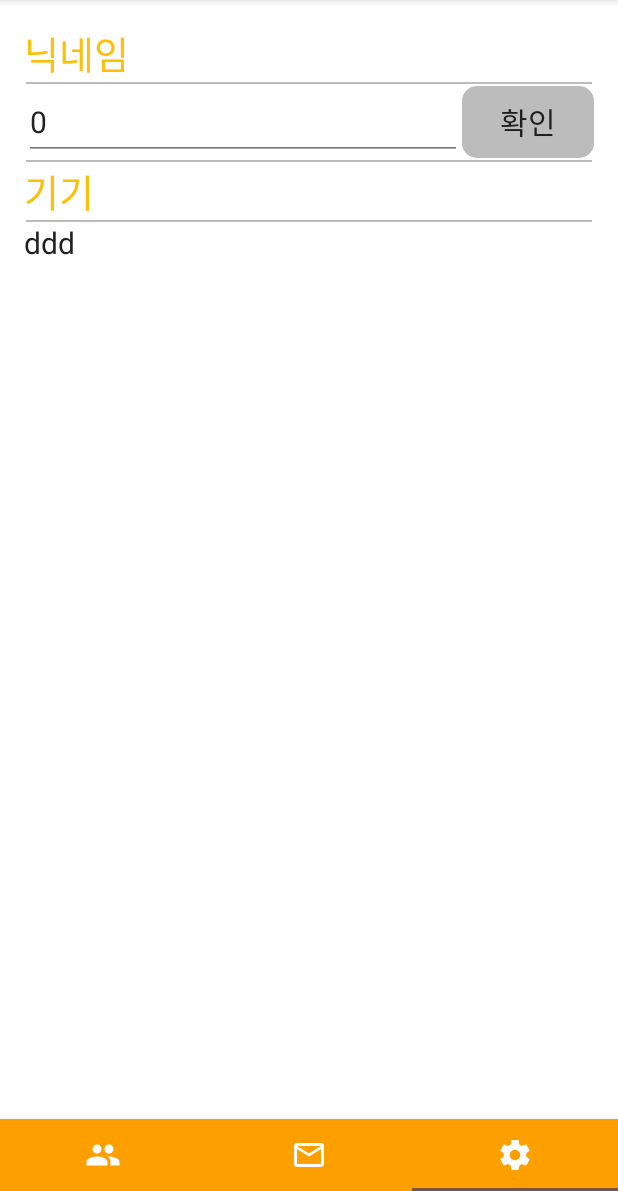
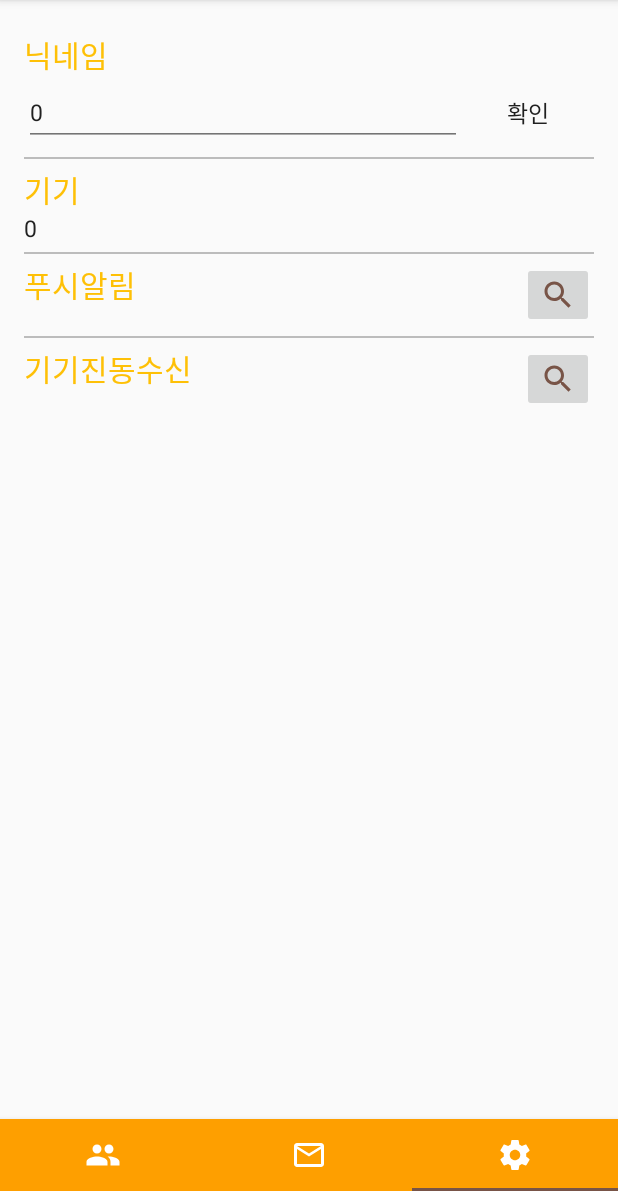
Before and after one commit to jungwon7769/HeartBeat, an Android app: the FriendListFragment screen opened directly, with no data from a screen before it, item 3 of the bottom bar chosen, on a phone screen of 412 x 824 dp, the part 45-1236 px from its top. Run offline under Robolectric (Android 15) with nearby library versions, the phone set to English and light mode, and no system bars.

Commit message:
또중간저장 설정화면바꿈

```diff
--- a/HeartBeat_App/HeartBeat/app/src/main/java/comjungwon7769heartbeat/github/heartbeat/BTSignalThread.java
+++ b/HeartBeat_App/HeartBeat/app/src/main/java/comjungwon7769heartbeat/github/heartbeat/BTSignalThread.java
@@ -20,15 +20,15 @@ public class BTSignalThread implements Runnable {
 
 	@Override
 	public void run() {
+		SharedPreferences preference = mContext.getSharedPreferences("user_info", Activity.MODE_PRIVATE);
 		int count;
-		btComu = new BlueToothCommunication(this.btHandler);
+		btComu = new BlueToothCommunication(preference.getString("btName",""), this.btHandler);
 		btComu.setUseMode(btComu.CODE_RECEIVE);
 
 		while(true) {
 			count = 10;
 			if(btSignalReceive()) {  //if Receive Bluetooth Signal
 				//Bzz Friend ID Load From PreferenceData
-				SharedPreferences preference = mContext.getSharedPreferences("user_info", Activity.MODE_PRIVATE);
 				String bzz_id = preference.getString("bzz_id", null);
 				if(bzz_id != null) {         //Trans To Server
 					while(count > 0) {          //10번까지 시도
--- a/HeartBeat_App/HeartBeat/app/src/main/java/comjungwon7769heartbeat/github/heartbeat/BlueToothHandler.java
+++ b/HeartBeat_App/HeartBeat/app/src/main/java/comjungwon7769heartbeat/github/heartbeat/BlueToothHandler.java
@@ -23,16 +23,16 @@ public class BlueToothHandler extends Handler{
         if(mContext == null) return;
         switch(msg.what) {
             case BlueToothCommunication.CONNECT_FAILD:
-                Toast.makeText(mContext, "FAILD", Toast.LENGTH_SHORT).show();
+                Toast.makeText(mContext, mContext.getText(R.string.bt_notConnect), Toast.LENGTH_SHORT).show();
                 break;
             case BlueToothCommunication.CONNECT_NOT_ENABLE:
-                Toast.makeText(mContext, "NOT ENABLED", Toast.LENGTH_SHORT).show();
+                Toast.makeText(mContext, mContext.getText(R.string.bt_notEnable), Toast.LENGTH_SHORT).show();
                 break;
             case BlueToothCommunication.CONNECT_NOT_SUPPORT:
                 Toast.makeText(mContext, mContext.getText(R.string.bt_notSupport), Toast.LENGTH_SHORT).show();
                 break;
             case BlueToothCommunication.CONNECT_SUCCESS:
-                Toast.makeText(mContext, "CONNECT SUCCES", Toast.LENGTH_SHORT).show();
+                //Toast.makeText(mContext, "CONNECT SUCCES", Toast.LENGTH_SHORT).show();
                 break;
         }
     }
--- a/HeartBeat_App/HeartBeat/app/src/main/java/comjungwon7769heartbeat/github/heartbeat/Constants.java
+++ b/HeartBeat_App/HeartBeat/app/src/main/java/comjungwon7769heartbeat/github/heartbeat/Constants.java
@@ -4,14 +4,17 @@ package comjungwon7769heartbeat.github.heartbeat;
  * Created by AH on 2017-05-02.
  */
 public class Constants {
-	public static final String deviceName = "BK8000L";
+	public static final String defaultDeviceName = "BK8000L";
 
 	public static final int maxString = 16;
 	public static final int minString = 4;
 
-	public static final int friendLoad_Interval = 300000;    //millsec -> 5min 300000
-	public static final int RequestMsg_Interval = 5000;
+	public static final int friendLoad_Interval = 10000;    //millsec -> 5min 300000
+	public static final int RequestMsg_Interval = 10000;
 
+	//설정
+	public static final boolean set_btBzz_ok = true, set_btBzz_no = false;
+	public static final int set_push_no = 0, set_push_sound = 1, set_push_bzz = 2, set_push_both = 3;
 
 	/*
 	PopupActivity 의 Type 정의
--- a/HeartBeat_App/HeartBeat/app/src/main/java/comjungwon7769heartbeat/github/heartbeat/FriendListFragment.java
+++ b/HeartBeat_App/HeartBeat/app/src/main/java/comjungwon7769heartbeat/github/heartbeat/FriendListFragment.java
@@ -17,6 +17,7 @@ import android.widget.EditText;
 import android.widget.ImageView;
 import android.widget.ListView;
 import android.widget.TextView;
+import android.widget.Toast;
 
 import java.util.ArrayList;
 import java.util.HashMap;
@@ -53,7 +54,7 @@ public class FriendListFragment extends Fragment {
 		//if 저장한지 오래된경우 FriendList_Load 호출(서버에서 친구목록 가져옴)
 		if((System.currentTimeMillis() - saveTime) > Constants.friendLoad_Interval) {
 
-			//FriendList_Load();
+			FriendList_Load();
 		}
 
 		//App Database 에서 친구목록 가져오기
@@ -137,7 +138,7 @@ public class FriendListFragment extends Fragment {
 		displayUserInfo();
 
 		//FrinedList_Load 호출(Server)
-		//FriendList_Load();
+		FriendList_Load();
 
 		FriendDAO friendDAO = new FriendDAO(getActivity().getApplicationContext(), FriendDAO.DataBase_name, null, 1);
 		friend_list = friendDAO.listFriend();
@@ -160,7 +161,7 @@ public class FriendListFragment extends Fragment {
 		}
 		HashMap<String, FriendDTO> f_list = (HashMap<String, FriendDTO>) sc.final_data;
 		if(f_list == null) {//친구없음
-			//Toast.makeText(getActivity().getApplicationContext(), "불러올 친구목록이 없습니다.", Toast.LENGTH_SHORT).show();
+			Toast.makeText(getActivity().getApplicationContext(), "불러올 친구목록이 없습니다.", Toast.LENGTH_SHORT).show();
 		} else {
 			//친구 1명이상
 			FriendDAO friendDAO = new FriendDAO(getActivity().getApplicationContext(), FriendDAO.DataBase_name, null, 1);
--- a/HeartBeat_App/HeartBeat/app/src/main/java/comjungwon7769heartbeat/github/heartbeat/LoginActivity.java
+++ b/HeartBeat_App/HeartBeat/app/src/main/java/comjungwon7769heartbeat/github/heartbeat/LoginActivity.java
@@ -46,6 +46,9 @@ public class LoginActivity extends AppCompatActivity {
 					editor.putInt("my_mode", dto.getMmode());
 					editor.putString("bzz_id", "");
 					editor.putLong("friend_time", 0);
+					editor.putString("btName", Constants.defaultDeviceName);
+					editor.putBoolean("set_btBzz", Constants.set_btBzz_ok);
+					editor.putInt("set_push", Constants.set_push_both);
 					editor.commit();
 
 
--- a/HeartBeat_App/HeartBeat/app/src/main/java/comjungwon7769heartbeat/github/heartbeat/MainActivity.java
+++ b/HeartBeat_App/HeartBeat/app/src/main/java/comjungwon7769heartbeat/github/heartbeat/MainActivity.java
@@ -21,6 +21,9 @@ public class MainActivity extends AppCompatActivity {
 		setContentView(R.layout.activity_main);
 
 		mainContext = this;
+		tab_frList = new FriendListFragment();
+		tab_msgFlagList = new AlaramListFragment();
+		tab_setting = new SettingFragment();
 
 		TabLayout tabLayout = (TabLayout) findViewById(R.id.main_tab);
 		tabLayout.addTab(tabLayout.newTab().setIcon(R.drawable.ic_group_white_50dp));
@@ -53,7 +56,7 @@ public class MainActivity extends AppCompatActivity {
 	}
 
 	public void frListRefresh(){
-		this.tab_frList.dataRefresh();
+//		this.tab_frList.dataRefresh();
 	}
 
 	public class PagerAdapter extends FragmentStatePagerAdapter {
@@ -68,13 +71,10 @@ public class MainActivity extends AppCompatActivity {
 		public Fragment getItem(int position) {
 			switch(position) {
 				case 0:
-					tab_frList = new FriendListFragment();
 					return tab_frList;
 				case 1:
-					tab_msgFlagList = new AlaramListFragment();
 					return tab_msgFlagList;
 				case 2:
-					tab_setting = new SettingFragment();
 					return tab_setting;
 			}
 			return null;
--- a/HeartBeat_App/HeartBeat/app/src/main/java/comjungwon7769heartbeat/github/heartbeat/PopupActivity.java
+++ b/HeartBeat_App/HeartBeat/app/src/main/java/comjungwon7769heartbeat/github/heartbeat/PopupActivity.java
@@ -1,7 +1,9 @@
 package comjungwon7769heartbeat.github.heartbeat;
 
+import android.app.Activity;
 import android.content.Context;
 import android.content.Intent;
+import android.content.SharedPreferences;
 import android.graphics.Color;
 import android.media.MediaPlayer;
 import android.media.MediaRecorder;
@@ -412,7 +414,8 @@ public class PopupActivity extends AppCompatActivity {
 			public void onClick(View v) {
 				//NotComplete
 				//Bluetooth Comu
-				BlueToothCommunication btComu = new BlueToothCommunication(((PopupActivity)getParent()).btHandler);
+				SharedPreferences preference = getSharedPreferences("user_info", Activity.MODE_PRIVATE);
+				BlueToothCommunication btComu = new BlueToothCommunication(preference.getString("btName",""), ((PopupActivity)getParent()).btHandler);
 				btComu.setUseMode(btComu.CODE_EMOTION);
 				btComu.setData(mode);
 				Thread thread = new Thread(btComu);
--- a/HeartBeat_App/HeartBeat/app/src/main/java/comjungwon7769heartbeat/github/heartbeat/ServerCommunication.java
+++ b/HeartBeat_App/HeartBeat/app/src/main/java/comjungwon7769heartbeat/github/heartbeat/ServerCommunication.java
@@ -22,7 +22,7 @@ import java.util.HashMap;
  */
 public class ServerCommunication extends Thread{
 
-	private final String sv_URL =  "192.168.43.156";//내 아이피주소!
+	private final String sv_URL =  "1.236.102.161";//내 아이피주소!
 	private final int sv_PORT = 1200;
 	public String file_name = null;
 	//private File sound;
--- a/HeartBeat_App/HeartBeat/app/src/main/res/drawable/divider.xml
+++ b/HeartBeat_App/HeartBeat/app/src/main/res/drawable/divider.xml
@@ -1,5 +1,7 @@
 <?xml version="1.0" encoding="utf-8"?>
-    <shape xmlns:android="http://schemas.android.com/apk/res/android">
-        <size android:width="1dp" android:height="1dp"></size>
-        <solid android:color="@color/colorDivider"/>
-    </shape>
+<shape xmlns:android="http://schemas.android.com/apk/res/android">
+    <size
+        android:width="1dip"
+        android:height="1dip"></size>
+    <solid android:color="@color/colorDivider"/>
+</shape>
--- a/HeartBeat_App/HeartBeat/app/src/main/res/layout/fragment_setting.xml
+++ b/HeartBeat_App/HeartBeat/app/src/main/res/layout/fragment_setting.xml
@@ -16,10 +16,16 @@
     <LinearLayout
         android:layout_width="match_parent"
         android:layout_height="match_parent"
+        android:divider="@drawable/divider"
         android:orientation="vertical"
-        android:dividerPadding="1dp"
-        android:divider="@drawable/divider"
         android:showDividers="middle">
+
+        <LinearLayout
+            android:layout_width="match_parent"
+            android:layout_height="wrap_content"
+            android:paddingTop="@dimen/margin_layout"
+            android:paddingBottom="@dimen/margin_layout"
+            android:orientation="vertical">
 
             <TextView
                 android:id="@+id/setting_titleNick"
@@ -28,7 +34,7 @@
                 android:layout_gravity="center_horizontal"
                 android:text="@string/nickname"
                 android:textColor="@color/colorPrimary"
-            android:textSize="@dimen/textSize_regular"/>
+                android:textSize="@dimen/textSize_mini"/>
 
             <LinearLayout
                 android:id="@+id/setting_layout_nick"
@@ -37,7 +43,6 @@
                 android:gravity="center_vertical"
                 android:orientation="horizontal">
 
-
                 <EditText
                     android:id="@+id/setting_txtNick"
                     android:layout_width="wrap_content"
@@ -45,38 +50,95 @@
                     android:layout_weight="1"
                     android:hint="@string/input_nick"
                     android:textColor="@color/colorPrimaryText"
-                android:textSize="@dimen/textSize_mini"/>
+                    android:textSize="@dimen/textSize_xmini"/>
 
 
                 <Button
                     android:id="@+id/setting_btnNickOK"
                     android:layout_width="wrap_content"
                     android:layout_height="wrap_content"
-                android:background="@drawable/selector_button"
+                    android:background="#00000000"
                     android:enabled="false"
                     android:text="@string/ok"
-                android:textSize="@dimen/textSize_mini"/>
+                    android:textSize="@dimen/textSize_xmini"/>
 
             </LinearLayout>
+        </LinearLayout>
 
+        <LinearLayout
+            android:layout_width="match_parent"
+            android:layout_height="wrap_content"
+            android:paddingTop="@dimen/margin_layout"
+            android:paddingBottom="@dimen/margin_layout"
+            android:orientation="vertical">
 
             <TextView
                 android:id="@+id/setting_titleBT"
                 android:layout_width="match_parent"
                 android:layout_height="wrap_content"
                 android:layout_gravity="center_horizontal"
-            android:text="기기"
+                android:text="@string/setting_btName"
                 android:textColor="@color/colorPrimary"
-            android:textSize="@dimen/textSize_regular"/>
+                android:textSize="@dimen/textSize_mini"/>
 
             <TextView
                 android:id="@+id/setting_ViewBT"
                 android:layout_width="wrap_content"
                 android:layout_height="wrap_content"
                 android:layout_weight="1"
-            android:text="ddd"
                 android:textColor="@color/colorPrimaryText"
+                android:textSize="@dimen/textSize_xmini"/>
+
+        </LinearLayout>
+
+        <RelativeLayout
+            android:layout_width="match_parent"
+            android:layout_height="wrap_content"
+            android:paddingTop="@dimen/margin_layout"
+            android:paddingBottom="@dimen/margin_layout"
+            android:gravity="center_vertical"
+            android:orientation="horizontal">
+
+            <TextView
+                android:id="@+id/setting_titlePush"
+                android:layout_width="wrap_content"
+                android:layout_height="wrap_content"
+                android:layout_alignParentLeft="true"
+                android:text="@string/setting_select_push"
+                android:textColor="@color/colorPrimary"
                 android:textSize="@dimen/textSize_mini"/>
 
+            <ImageButton
+                android:layout_width="wrap_content"
+                android:layout_height="wrap_content"
+                android:layout_alignParentRight="true"
+                android:src="@drawable/ic_search_accent_24dp"/>
+
+        </RelativeLayout>
+
+        <RelativeLayout
+            android:layout_width="match_parent"
+            android:layout_height="wrap_content"
+            android:paddingTop="@dimen/margin_layout"
+            android:paddingBottom="@dimen/margin_layout"
+            android:gravity="center_vertical"
+            android:orientation="horizontal">
+
+            <TextView
+                android:id="@+id/setting_titleBTbzz"
+                android:layout_width="wrap_content"
+                android:layout_height="wrap_content"
+                android:layout_alignParentLeft="true"
+                android:text="@string/setting_select_BTbzz"
+                android:textColor="@color/colorPrimary"
+                android:textSize="@dimen/textSize_mini"/>
+
+            <ImageButton
+                android:layout_width="wrap_content"
+                android:layout_height="wrap_content"
+                android:layout_alignParentRight="true"
+                android:src="@drawable/ic_search_accent_24dp"/>
+
+        </RelativeLayout>
     </LinearLayout>
 </RelativeLayout>
--- a/HeartBeat_App/HeartBeat/app/src/main/res/values/dimens.xml
+++ b/HeartBeat_App/HeartBeat/app/src/main/res/values/dimens.xml
@@ -15,6 +15,7 @@
     <dimen name="text_margin">16dp</dimen>
     <dimen name="appbar_padding_top">8dp</dimen>
 
+    <dimen name="margin_layout">5dp</dimen>
     <dimen name="padding_text">20dp</dimen>
     <dimen name="textSize_xmini">15dp</dimen>
     <dimen name="textSize_mini">20dp</dimen>
--- a/HeartBeat_App/HeartBeat/app/src/main/res/values/strings.xml
+++ b/HeartBeat_App/HeartBeat/app/src/main/res/values/strings.xml
@@ -78,6 +78,8 @@
     <string name="msg_friend_title">친구요청</string>
 
     <string name="bt_notSupport">해당 기기가 블루투스를 지원하지 않습니다</string>
+    <string name="bt_notEnable">블루투스가 활성화되어있지 않습니다</string>
+    <string name="bt_notConnect">블루투스가 연결되어있지 않습니다</string>
 
     <string name="sv_notConnect">서버와 연결할 수 없습니다</string>
     <string name="sv_waiting">서버로 요청중...</string>
@@ -87,4 +89,7 @@
 
     <!-- TODO: Remove or change this placeholder text -->
     <string name="hello_blank_fragment">Hello blank fragment</string>
+    <string name="setting_btName">기기</string>
+    <string name="setting_select_push">푸시알림</string>
+    <string name="setting_select_BTbzz">기기진동수신</string>
 </resources>
--- a/HeartBeat_App/HeartBeat/app/src/main/res/values/styles.xml
+++ b/HeartBeat_App/HeartBeat/app/src/main/res/values/styles.xml
@@ -9,7 +9,6 @@
         <item name="android:textColorSecondary">@color/colorSecondaryText</item>
         <item name="android:textColorHint">@color/colorDivider</item>
         <item name="android:divider">@color/colorDivider</item>
-        <item name="android:windowBackground">@color/colorLight</item>
         <item name="android:fontFamily">sans-serif</item>
         <item name="android:actionBarSize">@dimen/actionBar_Size</item>
     </style>
@@ -28,8 +27,4 @@
         <item name="windowActionBar">false</item>
         <item name="windowNoTitle">true</item>
     </style>
-
-    <style name="AppTheme.AppBarOverlay" parent="ThemeOverlay.AppCompat.Dark.ActionBar"/>
-
-    <style name="AppTheme.PopupOverlay" parent="ThemeOverlay.AppCompat.Light"/>
 </resources>
```
Also changed, not shown: HeartBeat_App/HeartBeat/app/src/main/java/comjungwon7769heartbeat/github/heartbeat/BlueToothCommunication.java (+5 -4 lines), HeartBeat_App/HeartBeat/app/src/main/java/comjungwon7769heartbeat/github/heartbeat/MyDetailActivity.java (+14 -6 lines), HeartBeat_App/HeartBeat/app/src/main/java/comjungwon7769heartbeat/github/heartbeat/RequestMsgThread.java (+13 -1 lines), HeartBeat_App/HeartBeat/app/src/main/java/comjungwon7769heartbeat/github/heartbeat/SettingFragment.java (+35 -10 lines). Lines whose indentation alone changed are shown as unchanged.
